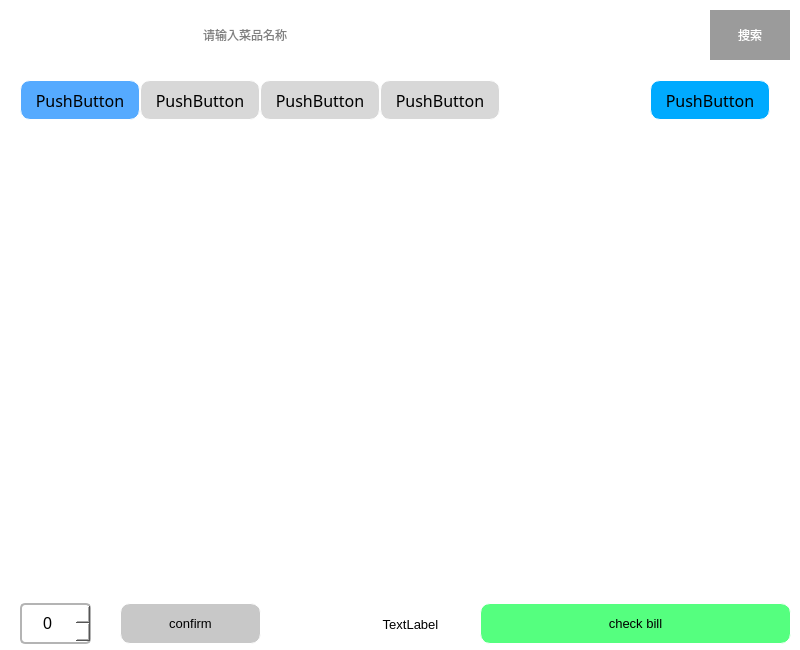
Old version of the form Form/order.ui in the repository lyh9909/OrderSystem.
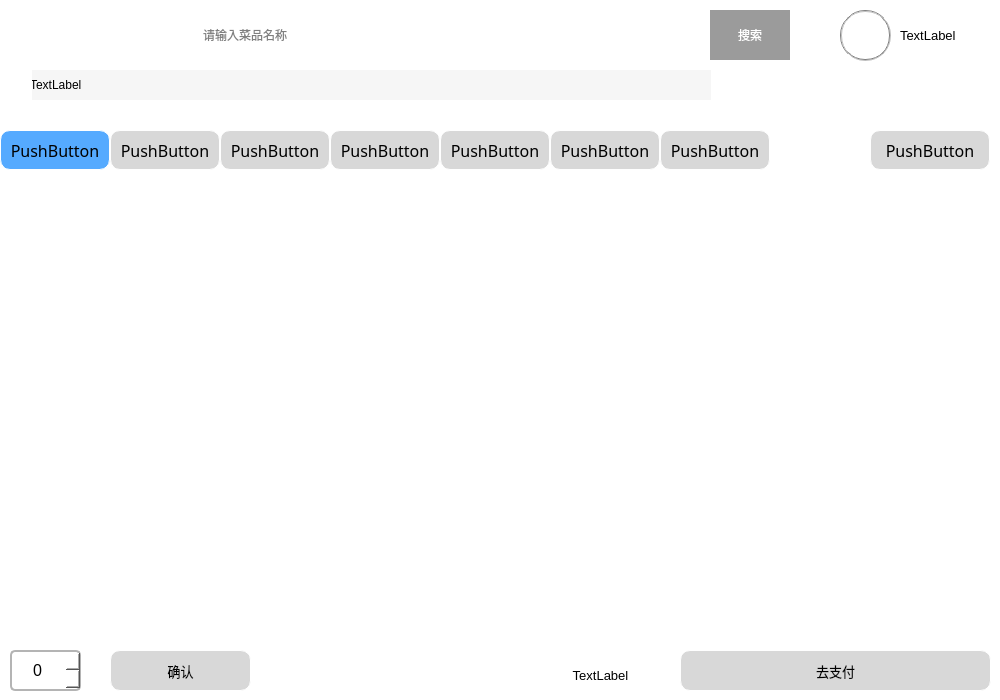
New version of the form. Icons and pictures are not drawn.

The edit to the form file:
```diff
--- a/Form/order.ui
+++ b/Form/order.ui
@@ -6,8 +6,8 @@
    <rect>
     <x>0</x>
     <y>0</y>
-    <width>800</width>
-    <height>650</height>
+    <width>1000</width>
+    <height>700</height>
    </rect>
   </property>
   <property name="mouseTracking">
@@ -23,8 +23,8 @@
    <property name="geometry">
     <rect>
      <x>0</x>
-     <y>140</y>
-     <width>800</width>
+     <y>180</y>
+     <width>1000</width>
      <height>451</height>
     </rect>
    </property>
@@ -35,9 +35,9 @@
   <widget class="QPushButton" name="allBtn">
    <property name="geometry">
     <rect>
-     <x>20</x>
-     <y>80</y>
-     <width>120</width>
+     <x>0</x>
+     <y>130</y>
+     <width>110</width>
      <height>40</height>
     </rect>
    </property>
@@ -73,9 +73,9 @@
   <widget class="QPushButton" name="blueBtn">
    <property name="geometry">
     <rect>
-     <x>140</x>
-     <y>80</y>
-     <width>120</width>
+     <x>110</x>
+     <y>130</y>
+     <width>110</width>
      <height>40</height>
     </rect>
    </property>
@@ -108,9 +108,9 @@
   <widget class="QPushButton" name="redBtn">
    <property name="geometry">
     <rect>
-     <x>260</x>
-     <y>80</y>
-     <width>120</width>
+     <x>220</x>
+     <y>130</y>
+     <width>110</width>
      <height>40</height>
     </rect>
    </property>
@@ -143,9 +143,9 @@
   <widget class="QPushButton" name="yellowBtn">
    <property name="geometry">
     <rect>
-     <x>380</x>
-     <y>80</y>
-     <width>120</width>
+     <x>330</x>
+     <y>130</y>
+     <width>110</width>
      <height>40</height>
     </rect>
    </property>
@@ -244,8 +244,8 @@
   <widget class="QPushButton" name="checkBtn">
    <property name="geometry">
     <rect>
-     <x>480</x>
-     <y>603</y>
+     <x>680</x>
+     <y>650</y>
      <width>311</width>
      <height>41</height>
     </rect>
@@ -257,20 +257,25 @@
     </font>
    </property>
    <property name="styleSheet">
-    <string notr="true">background-color: rgb(85, 255, 127);
-border:1px solid rgb(255,255,255);
+    <string notr="true">QPushButton:hover
+{
+	background-color: rgba(255, 180, 126, 155);
+}
+QPushButton{
+background-color: rgb(216, 216, 216);
+border: 1px solid rgb(255,255,255);
 border-radius:10px;
-</string>
+}</string>
    </property>
    <property name="text">
-    <string>check bill</string>
+    <string>去支付</string>
    </property>
   </widget>
   <widget class="QSpinBox" name="spinNum">
    <property name="geometry">
     <rect>
-     <x>20</x>
-     <y>603</y>
+     <x>10</x>
+     <y>650</y>
      <width>71</width>
      <height>41</height>
     </rect>
@@ -292,8 +297,8 @@
   <widget class="QPushButton" name="verifyBtn">
    <property name="geometry">
     <rect>
-     <x>120</x>
-     <y>603</y>
+     <x>110</x>
+     <y>650</y>
      <width>141</width>
      <height>41</height>
     </rect>
@@ -305,19 +310,25 @@
     </font>
    </property>
    <property name="styleSheet">
-    <string notr="true">background-color: rgb(200, 200, 200);
-border:1px solid rgb(255,255,255);
-border-radius:10px;</string>
+    <string notr="true">QPushButton:hover
+{
+	background-color: rgb(85, 170, 255);
+}
+QPushButton{
+background-color: rgb(216, 216, 216);
+border: 1px solid rgb(255,255,255);
+border-radius:10px;
+}</string>
    </property>
    <property name="text">
-    <string>confirm</string>
+    <string>确认</string>
    </property>
   </widget>
   <widget class="QPushButton" name="orderBtn">
    <property name="geometry">
     <rect>
-     <x>650</x>
-     <y>80</y>
+     <x>870</x>
+     <y>130</y>
      <width>120</width>
      <height>40</height>
     </rect>
@@ -329,19 +340,31 @@
     </font>
    </property>
    <property name="styleSheet">
-    <string notr="true">background-color: rgb(0, 170, 255);
+    <string notr="true">QPushButton:checked
+{
+	background-color: rgb(85, 170, 255);
+}
+QPushButton{
+background-color: rgb(216, 216, 216);
 border: 1px solid rgb(255,255,255);
-border-radius:10px;</string>
+border-radius:10px;
+}</string>
    </property>
    <property name="text">
     <string>PushButton</string>
    </property>
+   <property name="checkable">
+    <bool>true</bool>
+   </property>
+   <property name="checked">
+    <bool>false</bool>
+   </property>
   </widget>
   <widget class="QLabel" name="label">
    <property name="geometry">
     <rect>
-     <x>360</x>
-     <y>609</y>
+     <x>550</x>
+     <y>660</y>
      <width>101</width>
      <height>31</height>
     </rect>
@@ -359,6 +382,228 @@
     <set>Qt::AlignCenter</set>
    </property>
   </widget>
+  <widget class="QPushButton" name="snackBtn">
+   <property name="geometry">
+    <rect>
+     <x>440</x>
+     <y>130</y>
+     <width>110</width>
+     <height>40</height>
+    </rect>
+   </property>
+   <property name="font">
+    <font>
+     <family>新宋体</family>
+     <pointsize>12</pointsize>
+    </font>
+   </property>
+   <property name="styleSheet">
+    <string notr="true">QPushButton:checked
+{
+	background-color: rgb(85, 170, 255);
+}
+QPushButton{
+background-color: rgb(216, 216, 216);
+border: 1px solid rgb(255,255,255);
+border-radius:10px;
+}
+
+</string>
+   </property>
+   <property name="text">
+    <string>PushButton</string>
+   </property>
+   <property name="checkable">
+    <bool>true</bool>
+   </property>
+   <property name="checked">
+    <bool>false</bool>
+   </property>
+  </widget>
+  <widget class="QPushButton" name="drinkBtn">
+   <property name="geometry">
+    <rect>
+     <x>550</x>
+     <y>130</y>
+     <width>110</width>
+     <height>40</height>
+    </rect>
+   </property>
+   <property name="font">
+    <font>
+     <family>新宋体</family>
+     <pointsize>12</pointsize>
+    </font>
+   </property>
+   <property name="styleSheet">
+    <string notr="true">QPushButton:checked
+{
+	background-color: rgb(85, 170, 255);
+}
+QPushButton{
+background-color: rgb(216, 216, 216);
+border: 1px solid rgb(255,255,255);
+border-radius:10px;
+}
+
+</string>
+   </property>
+   <property name="text">
+    <string>PushButton</string>
+   </property>
+   <property name="checkable">
+    <bool>true</bool>
+   </property>
+   <property name="checked">
+    <bool>false</bool>
+   </property>
+  </widget>
+  <widget class="QPushButton" name="fireBtn">
+   <property name="geometry">
+    <rect>
+     <x>660</x>
+     <y>130</y>
+     <width>110</width>
+     <height>40</height>
+    </rect>
+   </property>
+   <property name="font">
+    <font>
+     <family>新宋体</family>
+     <pointsize>12</pointsize>
+    </font>
+   </property>
+   <property name="styleSheet">
+    <string notr="true">QPushButton:checked
+{
+	background-color: rgb(85, 170, 255);
+}
+QPushButton{
+background-color: rgb(216, 216, 216);
+border: 1px solid rgb(255,255,255);
+border-radius:10px;
+}
+
+</string>
+   </property>
+   <property name="text">
+    <string>PushButton</string>
+   </property>
+   <property name="checkable">
+    <bool>true</bool>
+   </property>
+   <property name="checked">
+    <bool>false</bool>
+   </property>
+  </widget>
+  <widget class="QLabel" name="discountNew">
+   <property name="geometry">
+    <rect>
+     <x>30</x>
+     <y>70</y>
+     <width>681</width>
+     <height>30</height>
+    </rect>
+   </property>
+   <property name="styleSheet">
+    <string notr="true">background-color: rgb(246, 246, 246);</string>
+   </property>
+   <property name="text">
+    <string>TextLabel</string>
+   </property>
+  </widget>
+  <widget class="QLabel" name="UserName">
+   <property name="geometry">
+    <rect>
+     <x>900</x>
+     <y>20</y>
+     <width>91</width>
+     <height>30</height>
+    </rect>
+   </property>
+   <property name="font">
+    <font>
+     <pointsize>10</pointsize>
+    </font>
+   </property>
+   <property name="text">
+    <string>TextLabel</string>
+   </property>
+  </widget>
+  <widget class="QLabel" name="notification">
+   <property name="geometry">
+    <rect>
+     <x>0</x>
+     <y>70</y>
+     <width>32</width>
+     <height>30</height>
+    </rect>
+   </property>
+   <property name="styleSheet">
+    <string notr="true">background-image: url(:/new/Pic_/Picture/notification.png);</string>
+   </property>
+   <property name="text">
+    <string/>
+   </property>
+  </widget>
+  <widget class="QPushButton" name="userBtn">
+   <property name="geometry">
+    <rect>
+     <x>840</x>
+     <y>10</y>
+     <width>51</width>
+     <height>51</height>
+    </rect>
+   </property>
+   <property name="styleSheet">
+    <string notr="true">QPushButton:checked
+{
+	background-color: rgb(255, 255, 255);
+}
+QPushButton
+{
+border:2px groove gray;
+border-radius:25px;
+background-image: url(:/new/Pic_/Picture/user.png);
+background-repeat: no-repeat;
+background-position: center;
+background-color: rgb(255, 255, 255);
+}
+QPushButton::menu-indicator{image:none;}
+QMenu
+{
+	background-color:rgb(205,205,205); 
+}
+QMenu::item
+{
+	font-size: 10pt;
+	color: rgb(255,255,255);
+	border: 3px solid rgb(60,60,60);
+	background-color:rgb(205,205,205);
+	padding:16px 16px;
+	margin:2px 2px;
+
+}
+QMenu::item::selected
+{
+	background-color: rgb(205, 205, 205);
+
+}
+QMenu::item:pressed 
+{
+	border: 1px solid rgb(60,60,61); 
+	background-color: rgb(220,80,6); 
+}
+                         
+</string>
+   </property>
+   <property name="text">
+    <string/>
+   </property>
+   <property name="checkable">
+    <bool>true</bool>
+   </property>
+  </widget>
  </widget>
  <resources/>
  <connections/>
```
Left out of the diff: 13 changed lines with no effect on the pictures.
